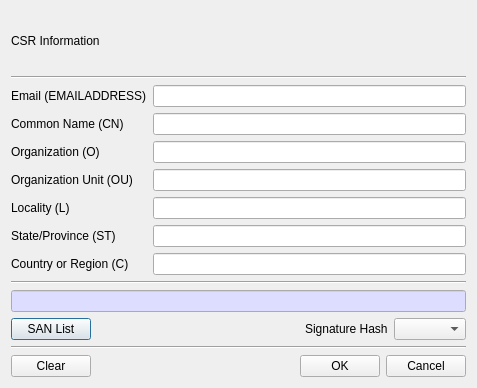
Qt form BerEditor/make_csr_dlg.ui (jykim74/BerEditor) before a commit.
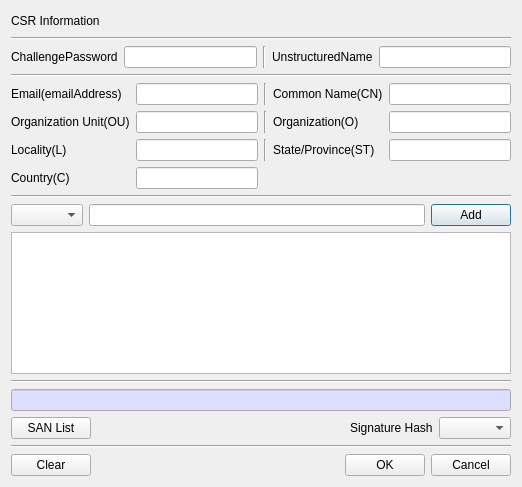
The same form after that commit.

Patch:
```diff
--- a/BerEditor/make_csr_dlg.ui
+++ b/BerEditor/make_csr_dlg.ui
@@ -6,8 +6,8 @@
    <rect>
     <x>0</x>
     <y>0</y>
-    <width>477</width>
-    <height>388</height>
+    <width>518</width>
+    <height>487</height>
    </rect>
   </property>
   <property name="windowTitle">
@@ -53,81 +53,143 @@
     </widget>
    </item>
    <item>
-    <layout class="QGridLayout" name="gridLayout">
+    <layout class="QGridLayout" name="gridLayout_7">
+     <item row="0" column="4">
+      <widget class="QLineEdit" name="mUnstructuredText"/>
+     </item>
+     <item row="0" column="0">
+      <widget class="QLabel" name="label">
+       <property name="text">
+        <string>ChallengePassword</string>
+       </property>
+      </widget>
+     </item>
+     <item row="0" column="1">
+      <widget class="QLineEdit" name="mChallengeText"/>
+     </item>
+     <item row="0" column="3">
+      <widget class="QLabel" name="label_9">
+       <property name="text">
+        <string>UnstructuredName</string>
+       </property>
+      </widget>
+     </item>
+     <item row="0" column="2">
+      <widget class="Line" name="line_9">
+       <property name="orientation">
+        <enum>Qt::Vertical</enum>
+       </property>
+      </widget>
+     </item>
+    </layout>
+   </item>
+   <item>
+    <widget class="Line" name="line_4">
+     <property name="orientation">
+      <enum>Qt::Horizontal</enum>
+     </property>
+    </widget>
+   </item>
+   <item>
+    <layout class="QGridLayout" name="gridLayout_8">
+     <property name="topMargin">
+      <number>0</number>
+     </property>
+     <item row="0" column="4">
+      <widget class="QLineEdit" name="mCNText">
+       <property name="minimumSize">
+        <size>
+         <width>0</width>
+         <height>0</height>
+        </size>
+       </property>
+      </widget>
+     </item>
      <item row="1" column="1">
-      <widget class="QLineEdit" name="mEMAILADDRESSText"/>
-     </item>
-     <item row="4" column="1">
       <widget class="QLineEdit" name="mOUText"/>
      </item>
-     <item row="6" column="0">
-      <widget class="QLabel" name="label_7">
-       <property name="text">
-        <string>State/Province (ST)</string>
-       </property>
-      </widget>
-     </item>
-     <item row="4" column="0">
-      <widget class="QLabel" name="label_5">
-       <property name="text">
-        <string>Organization Unit (OU)</string>
-       </property>
-      </widget>
-     </item>
-     <item row="5" column="1">
-      <widget class="QLineEdit" name="mLText"/>
-     </item>
-     <item row="1" column="0">
+     <item row="0" column="0">
       <widget class="QLabel" name="label_3">
        <property name="text">
-        <string>Email (EMAILADDRESS)</string>
+        <string>Email(emailAddress)</string>
        </property>
       </widget>
      </item>
-     <item row="5" column="0">
-      <widget class="QLabel" name="label_6">
-       <property name="text">
-        <string>Locality (L)</string>
-       </property>
-      </widget>
-     </item>
-     <item row="7" column="1">
-      <widget class="QLineEdit" name="mCText"/>
-     </item>
-     <item row="3" column="1">
+     <item row="1" column="4">
       <widget class="QLineEdit" name="mOText"/>
      </item>
-     <item row="7" column="0">
-      <widget class="QLabel" name="label_8">
+     <item row="1" column="0">
+      <widget class="QLabel" name="label_5">
        <property name="text">
-        <string>Country or Region (C)</string>
+        <string>Organization Unit(OU)</string>
        </property>
       </widget>
      </item>
-     <item row="3" column="0">
-      <widget class="QLabel" name="label_4">
-       <property name="text">
-        <string>Organization (O)</string>
+     <item row="1" column="2">
+      <widget class="Line" name="line_7">
+       <property name="orientation">
+        <enum>Qt::Vertical</enum>
        </property>
       </widget>
      </item>
-     <item row="6" column="1">
+     <item row="2" column="4">
       <widget class="QLineEdit" name="mSTText"/>
      </item>
-     <item row="2" column="0">
+     <item row="0" column="3">
       <widget class="QLabel" name="label_2">
        <property name="text">
-        <string>Common Name (CN)</string>
+        <string>Common Name(CN)</string>
        </property>
       </widget>
      </item>
+     <item row="0" column="2">
+      <widget class="Line" name="line_6">
+       <property name="orientation">
+        <enum>Qt::Vertical</enum>
+       </property>
+      </widget>
+     </item>
+     <item row="2" column="0">
+      <widget class="QLabel" name="label_6">
+       <property name="text">
+        <string>Locality(L)</string>
+       </property>
+      </widget>
+     </item>
+     <item row="1" column="3">
+      <widget class="QLabel" name="label_4">
+       <property name="text">
+        <string>Organization(O)</string>
+       </property>
+      </widget>
+     </item>
+     <item row="0" column="1">
+      <widget class="QLineEdit" name="mEMAILADDRESSText"/>
+     </item>
      <item row="2" column="1">
-      <widget class="QLineEdit" name="mCNText">
-       <property name="minimumSize">
-        <size>
-         <width>300</width>
-         <height>0</height>
-        </size>
+      <widget class="QLineEdit" name="mLText"/>
+     </item>
+     <item row="2" column="3">
+      <widget class="QLabel" name="label_7">
+       <property name="text">
+        <string>State/Province(ST)</string>
+       </property>
+      </widget>
+     </item>
+     <item row="3" column="0">
+      <widget class="QLabel" name="label_8">
+       <property name="text">
+        <string>Country(C)</string>
+       </property>
+      </widget>
+     </item>
+     <item row="3" column="1">
+      <widget class="QLineEdit" name="mCText"/>
+     </item>
+     <item row="2" column="2">
+      <widget class="Line" name="line_8">
+       <property name="orientation">
+        <enum>Qt::Vertical</enum>
        </property>
       </widget>
      </item>
@@ -140,8 +202,48 @@
      </property>
     </widget>
    </item>
+   <item>
+    <layout class="QGridLayout" name="gridLayout_6">
+     <item row="0" column="1">
+      <widget class="QLineEdit" name="mRDNValueText"/>
+     </item>
+     <item row="0" column="0">
+      <widget class="QComboBox" name="mRDNNameCombo"/>
+     </item>
+     <item row="0" column="2">
+      <widget class="QPushButton" name="mRDNAddBtn">
+       <property name="text">
+        <string>Add</string>
+       </property>
+      </widget>
+     </item>
+    </layout>
+   </item>
+   <item>
+    <widget class="QTableWidget" name="mRDNTable">
+     <property name="contextMenuPolicy">
+      <enum>Qt::CustomContextMenu</enum>
+     </property>
+     <attribute name="horizontalHeaderHighlightSections">
+      <bool>false</bool>
+     </attribute>
+    </widget>
+   </item>
+   <item>
+    <widget class="Line" name="line_5">
+     <property name="orientation">
+      <enum>Qt::Horizontal</enum>
+     </property>
+    </widget>
+   </item>
    <item>
     <widget class="QLineEdit" name="mDNText">
+     <property name="minimumSize">
+      <size>
+       <width>500</width>
+       <height>0</height>
+      </size>
+     </property>
      <property name="palette">
       <palette>
        <active>
```
Left out of the diff: 7 changed lines with no effect on the pictures.
